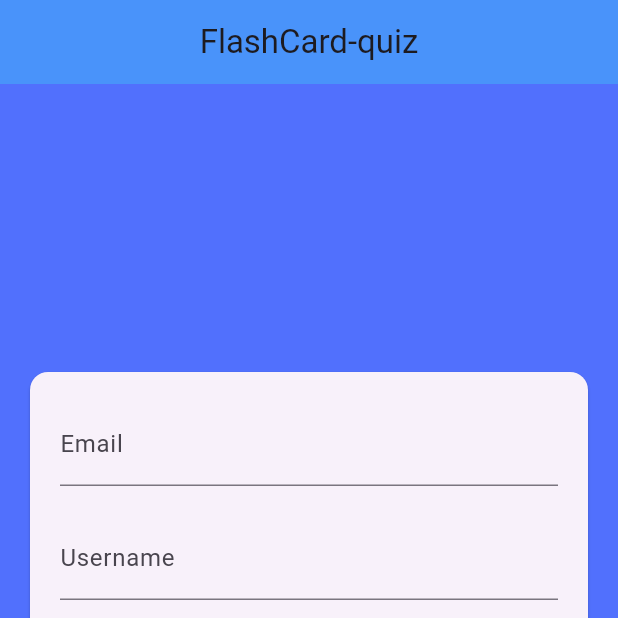
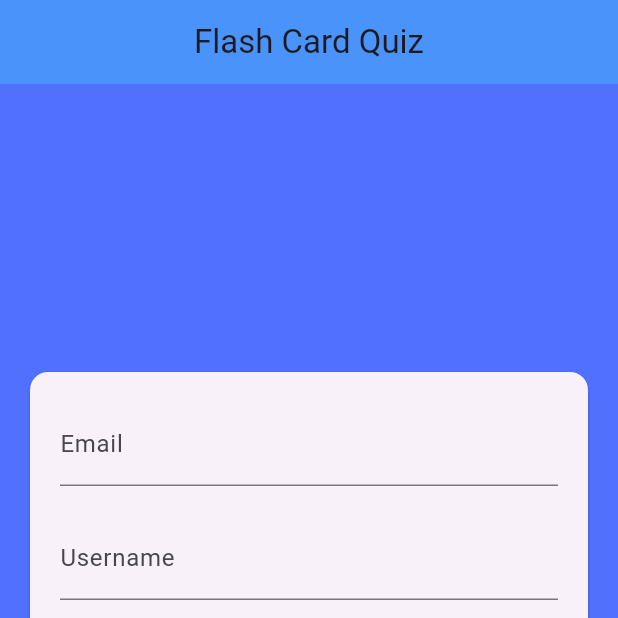
Before and after one commit to tsitsi7/Flutter-FlashCard-app, a Flutter app: the screen it shows after launch, on a phone screen of 412 x 824 dp, the top half of it. Run offline on Flutter 3.47's test engine with Material 3 defaults, Android fonts, the phone set to English and light mode, and no system bars; our stand-ins replace appinio_swiper, flip_card, shared_preferences.

Commit message:
update home name

```diff
--- a/lib/views/login_screen.dart
+++ b/lib/views/login_screen.dart
@@ -17,7 +17,7 @@ class _LoginPageState extends State<LoginPage> {
   Widget build(BuildContext context) {
     return Scaffold(
       appBar: AppBar(
-        title: Text('FlashCard-quiz'),
+        title: Text('Flash Card Quiz'),
         centerTitle: true,
         backgroundColor: Color(0xFF4993FA),
       ),
```
